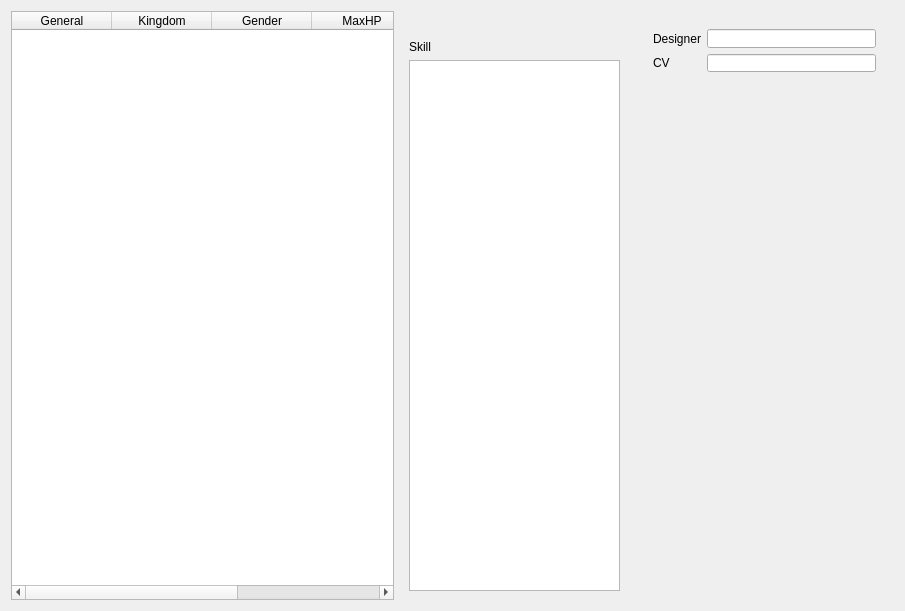
This is src/dialog/generaloverview.ui in Mogara/QSanguosha as Qt 5 draws it before an edit. The edited form follows.
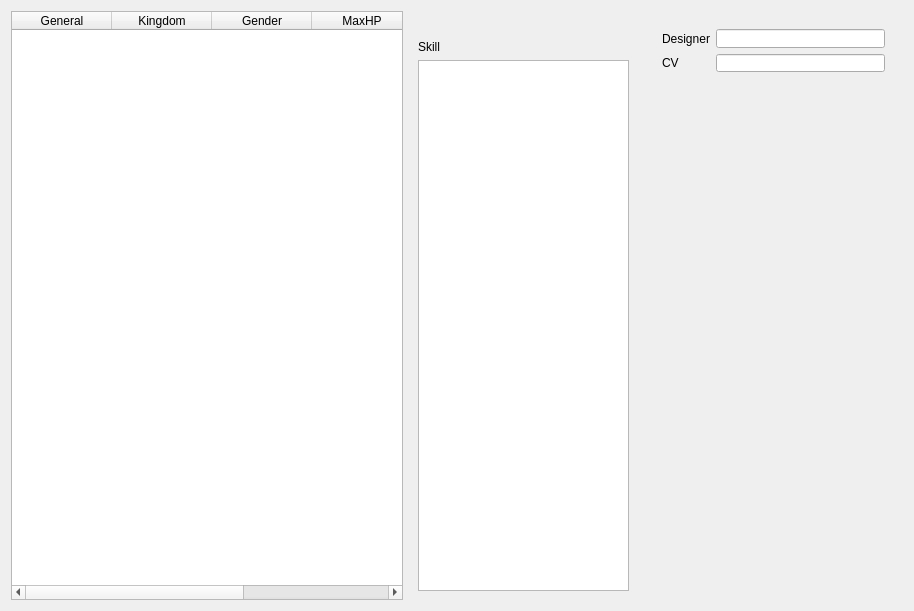
This is the edited form. Icons and pictures are not drawn.

Commit message: increased width of generaloverview

Patch:
```diff
--- a/src/dialog/generaloverview.ui
+++ b/src/dialog/generaloverview.ui
@@ -9,7 +9,7 @@
    <rect>
     <x>0</x>
     <y>0</y>
-    <width>905</width>
+    <width>914</width>
     <height>611</height>
    </rect>
   </property>
```
